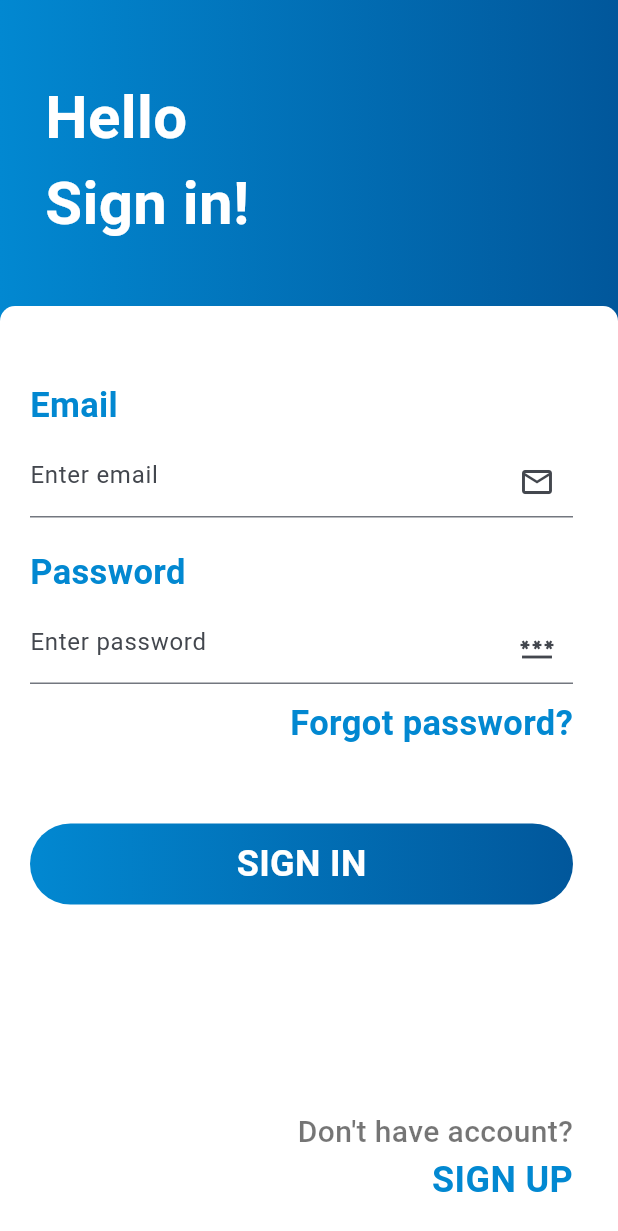
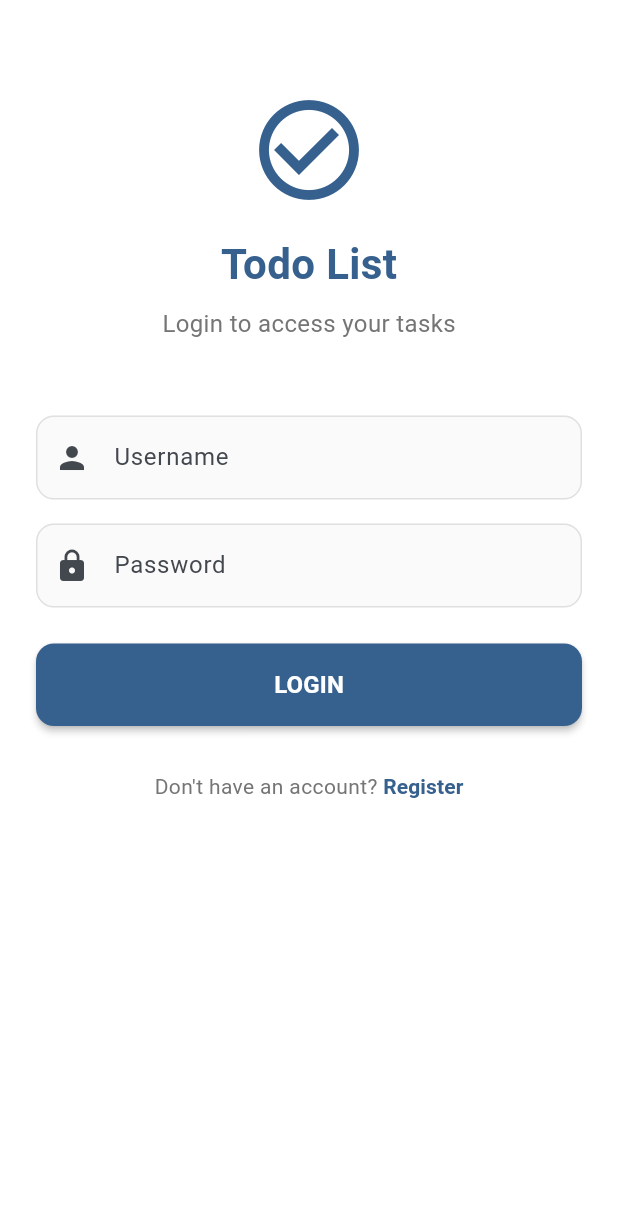
Before and after one commit to AdryanPratama168/TodoApp, a Flutter app: the LoginPage screen opened directly, on a phone screen of 412 x 824 dp. Shown: the top 1231 px of the screen. Run offline on Flutter 3.47's test engine with Material 3 defaults, Android fonts, the phone set to English and light mode, and no system bars; our stand-ins replace get, sqflite; accounts and stored records are empty.

Commit message:
Update login_page.dart

```diff
--- a/lib/pages/login_page.dart
+++ b/lib/pages/login_page.dart
@@ -6,184 +6,174 @@ import 'package:login_sqflite_getx/pages/register_page.dart';
 class LoginPage extends StatelessWidget {
   final TextEditingController usernameController = TextEditingController();
   final TextEditingController passwordController = TextEditingController();
+  final AuthController authController = Get.put(AuthController());
 
-  final AuthController authController = Get.put(AuthController());
+  LoginPage({Key? key}) : super(key: key);
 
   @override
   Widget build(BuildContext context) {
     return Scaffold(
-      body: Container(
-        padding: EdgeInsets.only(top: 50),
-        height: MediaQuery.of(context).size.height,
-        width: MediaQuery.of(context).size.width,
-        decoration: BoxDecoration(
-            gradient: LinearGradient(
-                colors: [Color(0xFF0288D1), Color(0xFF01579B)],
-                begin: Alignment.topLeft,
-                end: Alignment.topRight)),
+      backgroundColor: Colors.white,
+      body: SafeArea(
+        child: SingleChildScrollView(
+          child: Padding(
+            padding: const EdgeInsets.symmetric(horizontal: 24.0),
             child: Column(
-          crossAxisAlignment: CrossAxisAlignment.start,
+              crossAxisAlignment: CrossAxisAlignment.stretch,
               children: [
-            Padding(
-              padding: EdgeInsets.only(left: 30),
-              child: Text(
-                "Hello\nSign in!",
+                const SizedBox(height: 60),
+                // Logo and Title
+                Center(
+                  child: Column(
+                    children: [
+                      Icon(
+                        Icons.check_circle_outline,
+                        size: 80,
+                        color: Theme.of(context).colorScheme.primary,
+                      ),
+                      const SizedBox(height: 16),
+                      Text(
+                        'Todo List',
                         style: TextStyle(
-                    color: Colors.white,
-                    fontSize: 40.0,
-                    fontWeight: FontWeight.bold),
+                          fontSize: 28,
+                          fontWeight: FontWeight.bold,
+                          color: Theme.of(context).colorScheme.primary,
                         ),
                       ),
-            SizedBox(
-              height: 40,
+                      const SizedBox(height: 8),
+                      Text(
+                        'Login to access your tasks',
+                        style: TextStyle(
+                          fontSize: 16,
+                          color: Colors.grey[600],
                         ),
-            Expanded(
-              child: Container(
-                padding: EdgeInsets.only(top: 50, left: 20, right: 30),
-                width: MediaQuery.of(context).size.width,
-                decoration: BoxDecoration(
-                    color: Colors.white,
-                    borderRadius: BorderRadius.only(
-                        topLeft: Radius.circular(10),
-                        topRight: Radius.circular(10))),
-                child: Column(
-                  crossAxisAlignment: CrossAxisAlignment.start,
-                  children: [
-                    Text(
-                      "Email",
-                      style: TextStyle(
-                          color: Color(0xFF0288D1),
-                          fontSize: 23,
-                          fontWeight: FontWeight.bold),
                       ),
-                    SizedBox(
-                      height: 10,
+                    ],
                   ),
+                ),
+                const SizedBox(height: 50),
+                // Username Field
                 TextField(
                   controller: usernameController,
                   decoration: InputDecoration(
-                          hintText: "Enter email",
-                          suffixIcon: Icon(Icons.email_outlined)),
+                    labelText: 'Username',
+                    prefixIcon: const Icon(Icons.person),
+                    border: OutlineInputBorder(
+                      borderRadius: BorderRadius.circular(12),
                     ),
-                    SizedBox(
-                      height: 20,
+                    enabledBorder: OutlineInputBorder(
+                      borderRadius: BorderRadius.circular(12),
+                      borderSide: BorderSide(
+                        color: Colors.grey[300]!,
                       ),
-                    Text(
-                      "Password",
-                      style: TextStyle(
-                          color: Color(0xFF0288D1),
-                          fontSize: 23,
-                          fontWeight: FontWeight.bold),
                     ),
-                    SizedBox(
-                      height: 10,
+                    focusedBorder: OutlineInputBorder(
+                      borderRadius: BorderRadius.circular(12),
+                      borderSide: BorderSide(
+                        color: Theme.of(context).colorScheme.primary,
+                        width: 2,
                       ),
+                    ),
+                    filled: true,
+                    fillColor: Colors.grey[50],
+                  ),
+                ),
+                const SizedBox(height: 16),
+                // Password Field
                 TextField(
                   controller: passwordController,
+                  obscureText: true,
                   decoration: InputDecoration(
-                          hintText: "Enter password",
-                          suffixIcon: Icon(Icons.password_outlined)),
+                    labelText: 'Password',
+                    prefixIcon: const Icon(Icons.lock),
+                    border: OutlineInputBorder(
+                      borderRadius: BorderRadius.circular(12),
                     ),
-                    SizedBox(
-                      height: 10,
+                    enabledBorder: OutlineInputBorder(
+                      borderRadius: BorderRadius.circular(12),
+                      borderSide: BorderSide(
+                        color: Colors.grey[300]!,
                       ),
-                    Row(
-                      mainAxisAlignment: MainAxisAlignment.end,
-                      children: [
-                        Text(
-                          "Forgot password?",
+                    ),
+                    focusedBorder: OutlineInputBorder(
+                      borderRadius: BorderRadius.circular(12),
+                      borderSide: BorderSide(
+                        color: Theme.of(context).colorScheme.primary,
+                        width: 2,
+                      ),
+                    ),
+                    filled: true,
+                    fillColor: Colors.grey[50],
+                  ),
+                ),
+                const SizedBox(height: 24),
+                // Login Button
+                ElevatedButton(
+                  onPressed: () {
+                    if (usernameController.text.isNotEmpty &&
+                        passwordController.text.isNotEmpty) {
+                      authController.login(
+                        usernameController.text,
+                        passwordController.text,
+                      );
+                    } else {
+                      Get.snackbar(
+                        'Error',
+                        'Please fill all fields',
+                        snackPosition: SnackPosition.BOTTOM,
+                        backgroundColor: Colors.red[100],
+                        colorText: Colors.red[800],
+                      );
+                    }
+                  },
+                  style: ElevatedButton.styleFrom(
+                    backgroundColor: Theme.of(context).colorScheme.primary,
+                    foregroundColor: Colors.white,
+                    padding: const EdgeInsets.symmetric(vertical: 16),
+                    shape: RoundedRectangleBorder(
+                      borderRadius: BorderRadius.circular(12),
+                    ),
+                    elevation: 2,
+                  ),
+                  child: const Text(
+                    'LOGIN',
                     style: TextStyle(
-                              color: Color(0xFF0288D1),
-                              fontSize: 23,
-                              fontWeight: FontWeight.bold),
-                        )
-                      ],
-                    ),
-                    SizedBox(
-                      height: 50,
-                    ),
-                    GestureDetector(
-                      child: Container(
-                        padding: EdgeInsets.all(10),
-                        decoration: BoxDecoration(
-                            gradient: LinearGradient(
-                                colors: [Color(0xFF0288D1), Color(0xFF01579B)],
-                                begin: Alignment.topLeft,
-                                end: Alignment.topRight),
-                            borderRadius: BorderRadius.circular(30)),
-                        width: MediaQuery.of(context).size.width,
-                        child: Center(
-                          child: Text(
-                            "SIGN IN",
-                            style: TextStyle(
-                                color: Colors.white,
-                                fontSize: 24,
-                                fontWeight: FontWeight.bold),
+                      fontSize: 16,
+                      fontWeight: FontWeight.bold,
                     ),
                   ),
                 ),
-                      onTap: () async {
-                        final email = usernameController.text;
-                        final password = passwordController.text;
-
-                        if (email.isEmpty || password.isEmpty) {
-                          showDialog(
-                              context: context,
-                              builder: (_) => AlertDialog(
-                                    title: const Text("Error"),
-                                    content: const Text(
-                                        "Silahkan masukkan email dan password anda"),
-                                    actions: [
-                                      TextButton(
-                                        onPressed: () => Navigator.of(context,
-                                                rootNavigator: true)
-                                            .pop('dialog'),
-                                        child: const Text("Ok"),
-                                      )
-                                    ],
-                                  ));
-                        } else {
-                          authController.login(
-                              usernameController.text, passwordController.text);
-                        }
-                      },
-                    ),
-                    SizedBox(height: MediaQuery.of(context).size.height / 6),
-                    Row(mainAxisAlignment: MainAxisAlignment.end, children: [
-                      Column(
-                        crossAxisAlignment: CrossAxisAlignment.end,
+                const SizedBox(height: 16),
+                // Register Link
+                Row(
+                  mainAxisAlignment: MainAxisAlignment.center,
                   children: [
                     Text(
-                            "Don't have account?",
+                      "Don't have an account? ",
                       style: TextStyle(
-                                color: Colors.black54,
-                                fontSize: 20,
-                                fontWeight: FontWeight.w500),
+                        color: Colors.grey[600],
                       ),
-                          GestureDetector(
-                            onTap: () {
-                              Navigator.pushReplacement(
-                                  context,
-                                  MaterialPageRoute(
-                                      builder: (context) => RegisterPage()));
-                            },
-                            child: Text(
-                              "SIGN UP",
+                    ),
+                    TextButton(
+                      onPressed: () => Get.to(() => RegisterPage()),
+                      style: TextButton.styleFrom(
+                        foregroundColor: Theme.of(context).colorScheme.primary,
+                        padding: EdgeInsets.zero,
+                        minimumSize: const Size(0, 0),
+                      ),
+                      child: const Text(
+                        'Register',
                         style: TextStyle(
-                                  color: Color(0xFF0288D1),
-                                  fontSize: 24,
-                                  fontWeight: FontWeight.bold),
-                            ),
-                          )
-                        ],
-                      ),
-                    ])
-                  ],
+                          fontWeight: FontWeight.bold,
                         ),
                       ),
                     ),
                   ],
                 ),
+              ],
+            ),
+          ),
+        ),
       ),
     );
   }
```
Lines whose indentation alone changed are shown as unchanged.
